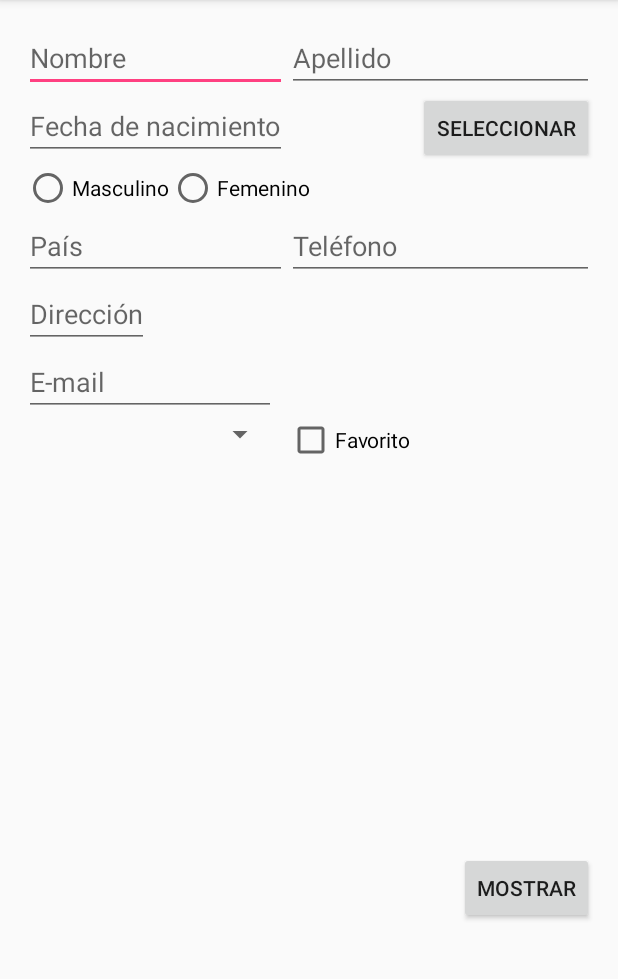
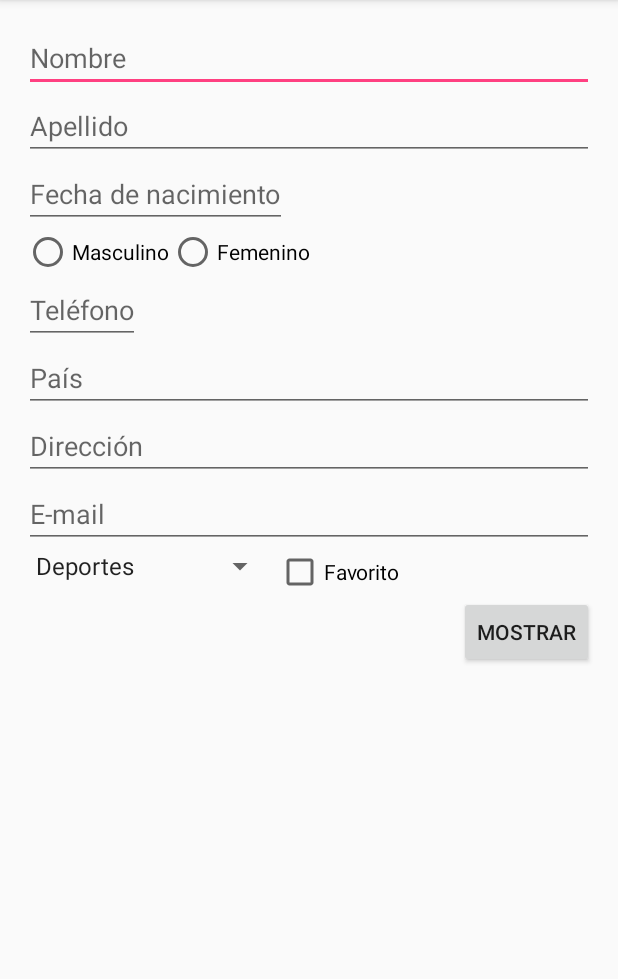
Before and after one commit to MattNP/CompuMovil, an Android app: the screen it shows after launch (MainActivity), on a phone screen of 412 x 824 dp, the part 84-1063 px from its top. Run offline under Robolectric (Android 15) with nearby library versions, the phone set to English and light mode, and no system bars; 4 statements that could not run were skipped.

Commit message:
Changes to be committed: 	modified:   Lab1UI/app/src/main/java/co/edu/udea/compumovil/gr4/lab1ui/MainActivity.java 	modified:   Lab1UI/app/src/main/res/layout/activity_main.xml 	modified:   Lab1UI/app/src/main/res/values-en/strings.xml 	modified:   Lab1UI/app/src/main/res/values/strings.xml

```diff
--- a/Lab1UI/app/src/main/java/co/edu/udea/compumovil/gr4/lab1ui/MainActivity.java
+++ b/Lab1UI/app/src/main/java/co/edu/udea/compumovil/gr4/lab1ui/MainActivity.java
@@ -6,17 +6,34 @@ import android.net.Uri;
 import android.support.v7.app.AppCompatActivity;
 import android.os.Bundle;
 import android.view.View;
+import android.widget.AdapterView;
+import android.widget.ArrayAdapter;
+import android.widget.AutoCompleteTextView;
 import android.widget.Button;
 import android.widget.DatePicker;
+import android.widget.RadioButton;
+import android.widget.RadioGroup;
+import android.widget.Spinner;
+import android.widget.TextView;
 import android.widget.Toast;
 
 import com.google.android.gms.appindexing.Action;
 import com.google.android.gms.appindexing.AppIndex;
 import com.google.android.gms.common.api.GoogleApiClient;
 
+import java.util.ArrayList;
+import java.util.Calendar;
+import java.util.Collections;
+import java.util.Locale;
+
 public class MainActivity extends AppCompatActivity {
+    private static RadioGroup rg;
+    private static RadioButton rb;
 
+    Spinner sp;
     Button btn;
+    TextView txt_Calendar,txt_apellido,txt_nombre,txt_telefono,txt_correo,txt_direccion,
+    txt_fecha,txt_sexo,txt_aficion,txt_escritorio,txt_pais;
     int year_x, month_x, day_x;
     static final int Dialog_id = 0;
     /**
@@ -32,13 +49,83 @@ public class MainActivity extends AppCompatActivity {
         // ATTENTION: This was auto-generated to implement the App Indexing API.
         // See https://g.co/AppIndexing/AndroidStudio for more information.
         client = new GoogleApiClient.Builder(this).addApi(AppIndex.API).build();
+
+        final Calendar cal= Calendar.getInstance();
+        year_x=cal.get(Calendar.YEAR);
+        month_x=cal.get(Calendar.MONTH);
+        day_x=cal.get(Calendar.DAY_OF_MONTH);
+
+        AutoCompleteTextView textView=(AutoCompleteTextView)findViewById(R.id.pais);
+        Locale[] locales= Locale.getAvailableLocales();
+        ArrayList<String> countries=new ArrayList<String>();
+        for(Locale locale:locales){
+            String country = locale.getDisplayCountry();
+            if(country.trim().length()>0 && !countries.contains(country)){
+                countries.add(country);
+            }
+        }
+        Collections.sort(countries);
+        ArrayAdapter<String> adapter= new ArrayAdapter<String>(this, android.R.layout.simple_list_item_1, countries);
+        textView.setAdapter(adapter);
+
+
+        Spinner spinner=(Spinner)findViewById(R.id.aficiones);
+        ArrayAdapter<CharSequence> adapter1= ArrayAdapter.createFromResource(this,
+                R.array.aficiones_array, android.R.layout.simple_spinner_item);
+        adapter1.setDropDownViewResource(android.R.layout.simple_spinner_dropdown_item);
+        spinner.setAdapter(adapter1);
+
+        onClick();
+
         showDialogMostrarFecha();
 
     }
 
+    public void onClick(){
+        rg=(RadioGroup)findViewById(R.id.seleccionar_genero);
+        btn=(Button)findViewById(R.id.mostrar);
+        txt_escritorio=(TextView)findViewById(R.id.escritorio);
+        sp=(Spinner)findViewById(R.id.aficiones);
+
+
+
+        btn.setOnClickListener(
+                new View.OnClickListener(){
+
+                    @Override
+                    public void onClick(View v) {
+                        int seleccion_id=rg.getCheckedRadioButtonId();
+                        rb=(RadioButton)findViewById(seleccion_id);
+                        txt_nombre=(TextView)findViewById(R.id.nombre);
+                        txt_apellido=(TextView)findViewById(R.id.apellido);
+                        txt_pais=(TextView)findViewById(R.id.pais);
+                        txt_telefono=(TextView)findViewById(R.id.telefono);
+                        txt_direccion=(TextView)findViewById(R.id.direccion);
+                        txt_correo=(TextView)findViewById(R.id.correo);
+                        txt_aficion=(TextView)findViewById(R.id.aficiones);
+
+
+                        txt_escritorio.setText("Nombre= "+txt_nombre.getText()+"\n"+
+                                "Sexo= "+rb.getText().toString()+"\n"+
+                                "Fecha de nacimiendo= "+txt_Calendar.getText().toString()+"\n"+
+                                "Pais= "+txt_pais.getText().toString()+"\n"+
+                                "Telefono= "+txt_telefono.getText().toString()+"\n"+
+                                "Direccion= "+txt_direccion.getText().toString()+"\n"+
+                                "Correo= "+txt_correo.getText().toString()+"\n"+
+                                "Hobbie= "+sp.getOnItemSelectedListener().toString());
+
+                    }
+                }
+        );
+    }
+    public void onItemSelected(AdapterView<?> parent, View view,
+                               int posicion, long id){
+
+    }
+
     public void showDialogMostrarFecha() {
-        btn = (Button) findViewById(R.id.seleccionar_fecha);
-        btn.setOnClickListener(
+        txt_Calendar = (TextView) findViewById(R.id.fecha_nacimiento);
+        txt_Calendar.setOnClickListener(
                 new View.OnClickListener() {
 
                     @Override
@@ -62,8 +149,9 @@ public class MainActivity extends AppCompatActivity {
 
                 public void onDateSet(DatePicker view, int year, int monthyear, int dayofmonth){
                     year_x=year;
-                    month_x=monthyear;
+                    month_x=monthyear + 1;
                     day_x=dayofmonth;
+                    txt_Calendar.setText(year_x + "/" + month_x + "/" + day_x);
                     Toast.makeText(MainActivity.this,year_x + "/" + month_x + "/" + day_x,Toast.LENGTH_LONG).show();
                 }
             };
--- a/Lab1UI/app/src/main/res/layout/activity_main.xml
+++ b/Lab1UI/app/src/main/res/layout/activity_main.xml
@@ -10,50 +10,46 @@
     android:paddingTop="@dimen/activity_vertical_margin"
     tools:context="co.edu.udea.compumovil.gr4.lab1ui.MainActivity">
 
+    <ScrollView xmlns:android="http://schemas.android.com/apk/res/android"
+        android:id="@+id/ScrollView01"
+        android:layout_width="fill_parent"
+        android:layout_height="wrap_content" >
     <RelativeLayout
         android:layout_weight="3"
         android:layout_width="match_parent"
         android:layout_height="0dp">
 
+
         <EditText
-            android:layout_width="wrap_content"
+            android:layout_width="fill_parent"
             android:layout_height="wrap_content"
             android:id="@+id/nombre"
             android:hint="@string/nombre"
+            android:inputType="text|textNoSuggestions|textCapWords"
             android:layout_alignParentTop="true"
             android:layout_alignParentLeft="true"
-            android:layout_alignParentStart="true"
-            android:layout_alignRight="@+id/fecha_nacimiento"
-            android:layout_alignEnd="@+id/fecha_nacimiento" />
+            android:layout_alignParentStart="true" />
 
         <EditText
-            android:layout_width="wrap_content"
+            android:layout_width="fill_parent"
             android:layout_height="wrap_content"
             android:id="@+id/apellido"
             android:hint="@string/apellido"
-            android:layout_alignParentTop="true"
-            android:layout_toRightOf="@+id/nombre"
-            android:layout_alignRight="@+id/seleccionar_fecha"
-            android:layout_alignEnd="@+id/seleccionar_fecha" />
+            android:layout_below="@id/nombre"
+            android:inputType="text|textNoSuggestions|textCapWords"
+            android:layout_alignParentLeft="true"
+            android:layout_alignParentStart="true"
+            />
 
         <EditText
             android:layout_width="wrap_content"
             android:layout_height="wrap_content"
             android:id="@+id/fecha_nacimiento"
             android:hint="@string/fecha_nacimiento"
+            android:editable="false"
             android:layout_below="@+id/apellido"
             android:layout_alignParentLeft="true"
             android:layout_alignParentStart="true" />
-
-        <Button
-            style="?android:attr/buttonStyleSmall"
-            android:layout_width="wrap_content"
-            android:layout_height="wrap_content"
-            android:text="@string/seleccionar"
-            android:id="@+id/seleccionar_fecha"
-            android:layout_below="@+id/apellido"
-            android:layout_alignParentRight="true"
-            android:layout_alignParentEnd="true" />
 
         <RadioGroup
             android:id="@+id/seleccionar_genero"
@@ -62,7 +58,7 @@
             android:orientation="horizontal"
             android:layout_alignParentLeft="true"
             android:layout_alignParentStart="true"
-            android:layout_below="@+id/seleccionar_fecha">
+            android:layout_below="@+id/fecha_nacimiento">
 
             <RadioButton
                 android:layout_width="wrap_content"
@@ -80,28 +76,24 @@
         </RadioGroup>
 
         <AutoCompleteTextView
-            android:layout_width="wrap_content"
+            android:layout_width="fill_parent"
             android:layout_height="wrap_content"
             android:hint="@string/pais"
             android:id="@+id/pais"
-            android:layout_below="@+id/seleccionar_genero"
+            android:layout_below="@+id/telefono"
             android:layout_alignParentLeft="true"
-            android:layout_alignParentStart="true"
-            android:layout_toStartOf="@+id/telefono"
-            android:layout_toLeftOf="@+id/telefono" />
+            android:layout_alignParentStart="true" />
 
         <EditText
             android:layout_width="wrap_content"
             android:layout_height="wrap_content"
             android:hint="@string/telefono"
+            android:inputType="phone"
             android:id="@+id/telefono"
-            android:layout_alignTop="@+id/pais"
-            android:layout_toRightOf="@+id/fecha_nacimiento"
-            android:layout_alignRight="@+id/seleccionar_fecha"
-            android:layout_alignEnd="@+id/seleccionar_fecha" />
+            android:layout_below="@id/seleccionar_genero" />
 
         <EditText
-            android:layout_width="wrap_content"
+            android:layout_width="fill_parent"
             android:layout_height="wrap_content"
             android:hint="@string/direccion"
             android:id="@+id/direccion"
@@ -110,20 +102,18 @@
             android:layout_alignParentStart="true" />
 
         <EditText
-            android:layout_width="wrap_content"
+            android:layout_width="fill_parent"
             android:layout_height="wrap_content"
             android:hint="@string/correo"
             android:id="@+id/correo"
             android:layout_below="@+id/direccion"
             android:layout_alignParentLeft="true"
-            android:layout_alignParentStart="true"
-            android:layout_alignRight="@+id/spinner"
-            android:layout_alignEnd="@+id/spinner" />
+            android:layout_alignParentStart="true" />
 
         <Spinner
             android:layout_width="168dp"
             android:layout_height="wrap_content"
-            android:id="@+id/spinner"
+            android:id="@+id/aficiones"
             android:layout_below="@+id/correo"
             android:layout_alignParentLeft="true"
             android:layout_alignParentStart="true" />
@@ -134,12 +124,12 @@
             android:text="@string/favorito"
             android:id="@+id/favorito"
             android:checked="false"
-            android:layout_alignTop="@+id/spinner"
-            android:layout_toRightOf="@+id/pais"
-            android:layout_toEndOf="@+id/pais" />
+            android:layout_below="@id/correo"
+            android:layout_toRightOf="@id/aficiones"/>
+
 
     </RelativeLayout>
-
+    </ScrollView>
 
     <RelativeLayout
         android:layout_weight="1"
@@ -169,4 +159,5 @@
             android:layout_alignParentEnd="true" />
     </RelativeLayout>
 
+
 </LinearLayout>
--- a/Lab1UI/app/src/main/res/values/strings.xml
+++ b/Lab1UI/app/src/main/res/values/strings.xml
@@ -9,13 +9,17 @@
     <string name="genero">Género</string>
     <string name="masculino">Masculino</string>
     <string name="femenino">Femenino</string>
+    <string name="aficiones">Aficiones</string>
     <string name="telefono">Teléfono</string>
     <string name="direccion">Dirección</string>
-    <string name="aficiones">Aficiones</string>
-    <string name="deportes">Deportes</string>
-    <string name="videojuegos">Videojuegos</string>
-    <string name="literatura">Literatura</string>
-    <string name="musica">Música</string>
     <string name="favorito">Favorito</string>
     <string name="mostrar">Mostrar</string>
+
+    <string-array name="aficiones_array">
+        <item>Deportes</item>
+        <item>Videojuegos</item>
+        <item>Literatura</item>
+        <item>Música</item>
+    </string-array>
+
 </resources>
```
Also changed, not shown: 1 other file.
